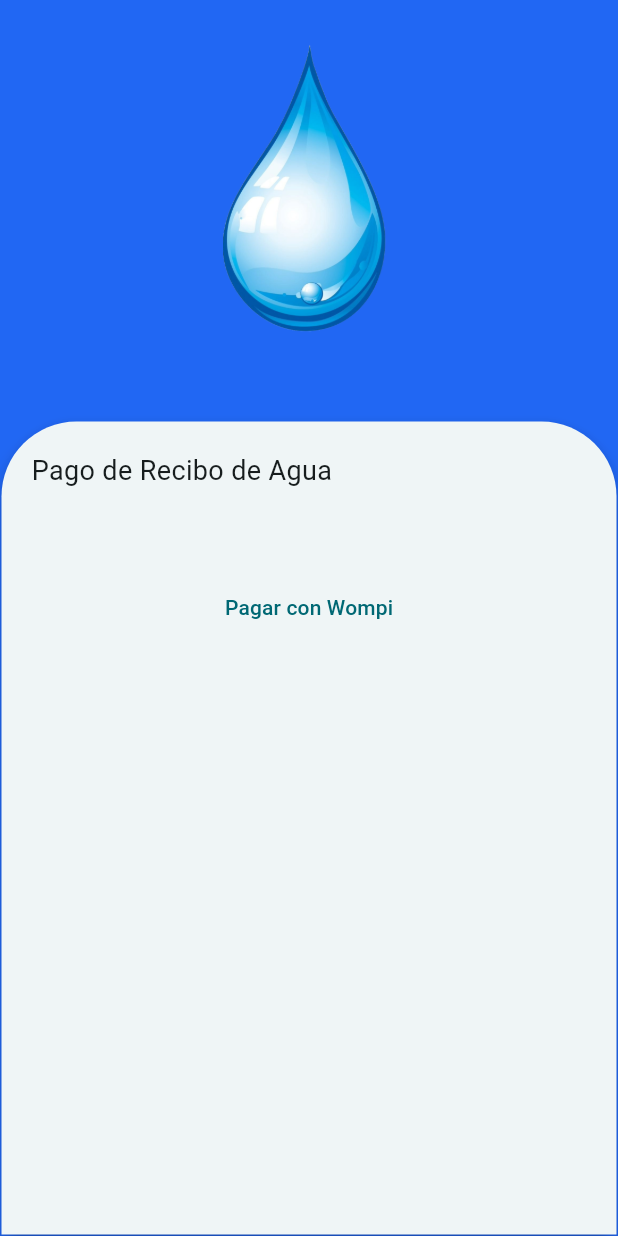
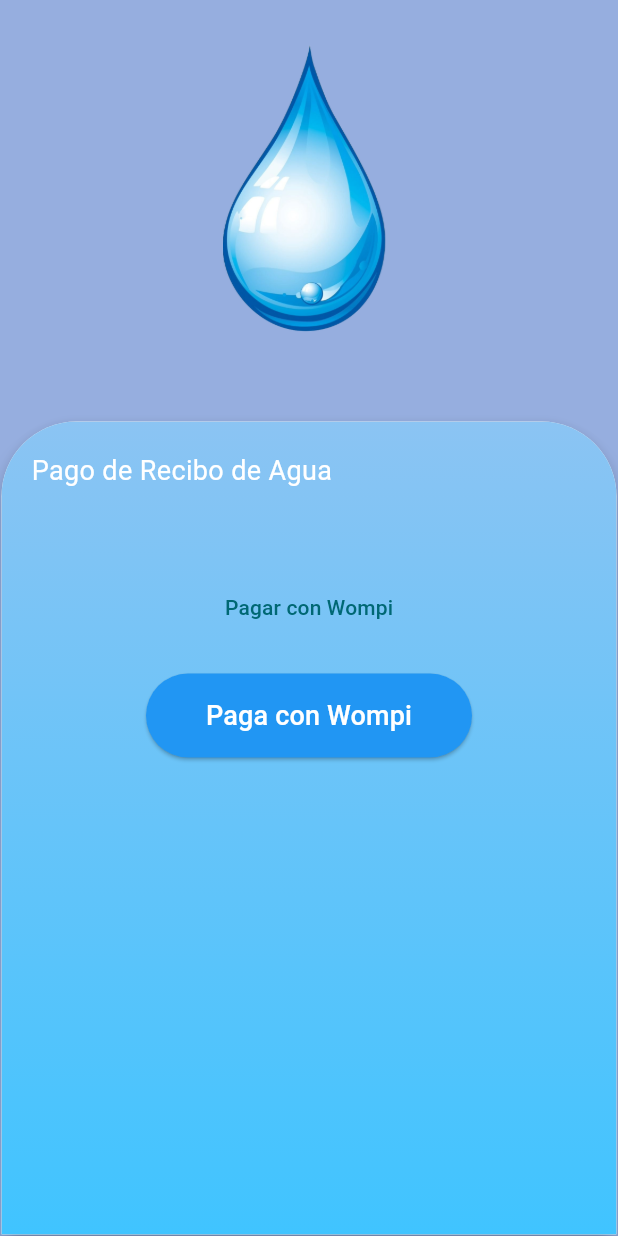
Before and after one commit to vladigarcia/autopago, a Flutter app: the AguaPage screen opened directly, on a phone screen of 412 x 824 dp. Run offline on Flutter 3.47's test engine with Material 2 defaults, Android fonts, the phone set to English and light mode, and no system bars; our stand-ins replace cloud_firestore, firebase_auth, firebase_core, google_nav_bar; accounts and stored records are empty.

Commit message:
estilo de pagina pago agua

```diff
--- a/lib/pages/Agua.dart
+++ b/lib/pages/Agua.dart
@@ -1,5 +1,3 @@
-
-
 import 'dart:convert';
 import 'package:flutter/material.dart';
 import 'package:http/http.dart' as http;
@@ -120,7 +118,7 @@
   @override
   Widget build(BuildContext context) {
     return Scaffold(
-      backgroundColor: Color.fromARGB(255, 33, 103, 243),
+      backgroundColor: Color.fromARGB(255, 150, 174, 223),
       body: Center(
         child: Column(
           mainAxisAlignment: MainAxisAlignment.center,
@@ -160,6 +158,14 @@
       elevation: 6,
       margin: EdgeInsets.all(1),
       clipBehavior: Clip.antiAlias,
+      child: Container(
+        decoration: BoxDecoration(
+          gradient: LinearGradient(
+            begin: Alignment.topCenter,
+            end: Alignment.bottomCenter,
+            colors: [const Color.fromARGB(255, 139, 196, 243), Colors.lightBlueAccent],
+          ),
+        ),
         child: Column(
           children: [
             Container(
@@ -169,12 +175,13 @@
                 padding: EdgeInsets.all(20),
                 child: Text(
                   'Pago de Recibo de Agua',
-                style: TextStyle(fontSize: 18),
+                  style: TextStyle(fontSize: 18, color: Colors.white),
                 ),
               ),
             ),
             _buildPaymentButtons(),
           ],
+        ),
       ),
     );
   }
@@ -188,6 +195,23 @@
           },
           child: Text('Pagar con Wompi'),
         ),
+        SizedBox(height: 20),
+        ElevatedButton(
+          onPressed: () {
+            // Aquí puedes llamar a la función relacionada con el pago de Wompi
+            // Por ejemplo, puedes llamar a _procesarPagoCon3DS() y manejar el pago con Wompi.
+            // Asegúrate de implementar la lógica adecuada para el pago con Wompi.
+          },
+          child: Text(
+            'Paga con Wompi',
+            style: TextStyle(fontSize: 18),
+          ),
+          style: ElevatedButton.styleFrom(
+            primary: Colors.blue, // Color del botón
+            onPrimary: Colors.white, // Color del texto
+            padding: EdgeInsets.symmetric(horizontal: 40, vertical: 15),
+          ),
+        ),
       ],
     );
   }
```
Lines whose indentation alone changed are shown as unchanged.
